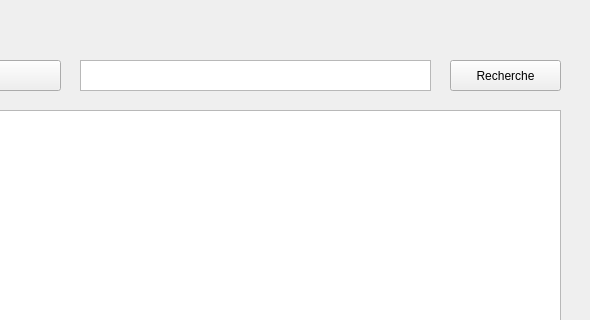
Before: the Qt Designer form projetOriginalCDAA/mainwindow.ui in 0rega/projet_CDAA, drawn with Qt 5; both pictures show x 210 to 800 and y 0 to 320 of the 800 by 600 pixel window.
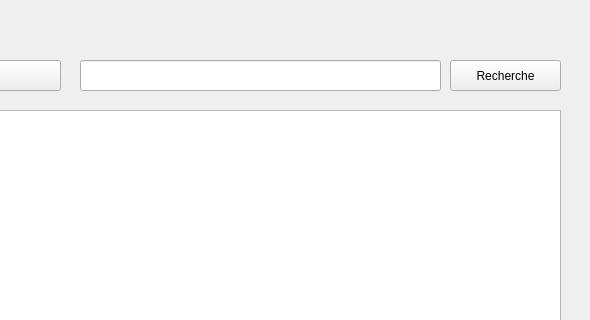
After: the same form once the commit is applied.

Patch:
```diff
--- a/projetOriginalCDAA/mainwindow.ui
+++ b/projetOriginalCDAA/mainwindow.ui
@@ -14,16 +14,6 @@
    <string>MainWindow</string>
   </property>
   <widget class="QWidget" name="centralwidget">
-   <widget class="QTextEdit" name="tbRecherche">
-    <property name="geometry">
-     <rect>
-      <x>290</x>
-      <y>60</y>
-      <width>351</width>
-      <height>31</height>
-     </rect>
-    </property>
-   </widget>
    <widget class="QPushButton" name="bRecherche">
     <property name="geometry">
      <rect>
@@ -86,6 +76,26 @@
      <string>Ajouter un Contact</string>
     </property>
    </widget>
+   <widget class="QLineEdit" name="tbRecherche">
+    <property name="geometry">
+     <rect>
+      <x>290</x>
+      <y>60</y>
+      <width>361</width>
+      <height>31</height>
+     </rect>
+    </property>
+   </widget>
+   <widget class="QListWidget" name="listContact">
+    <property name="geometry">
+     <rect>
+      <x>40</x>
+      <y>110</y>
+      <width>731</width>
+      <height>351</height>
+     </rect>
+    </property>
+   </widget>
   </widget>
   <widget class="QMenuBar" name="menubar">
    <property name="geometry">
```
Left out of the diff: 10 changed lines with no effect on the pictures.
